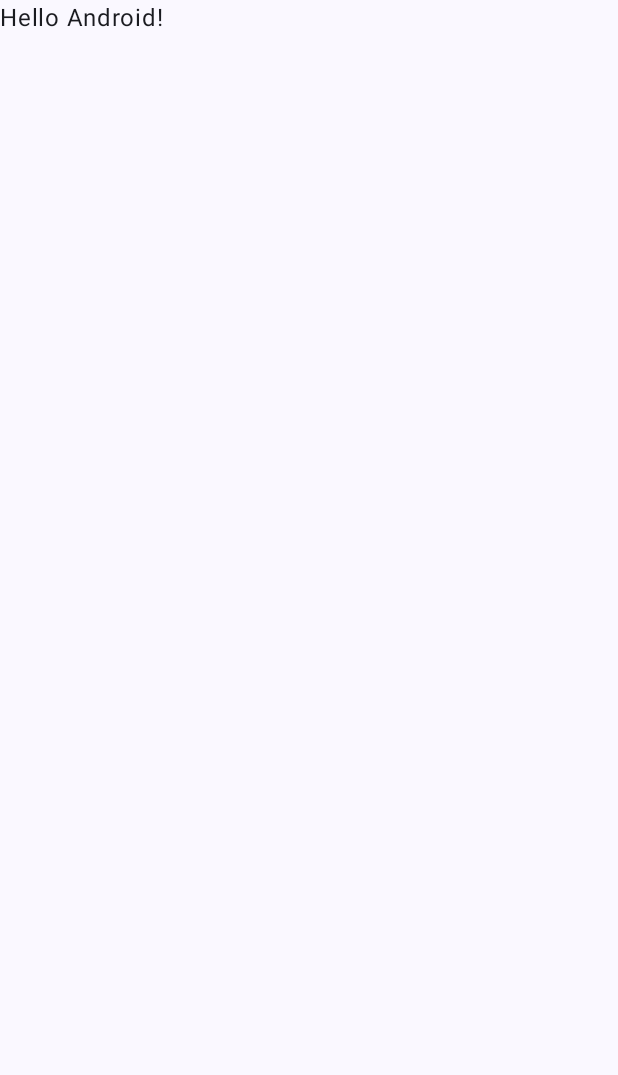
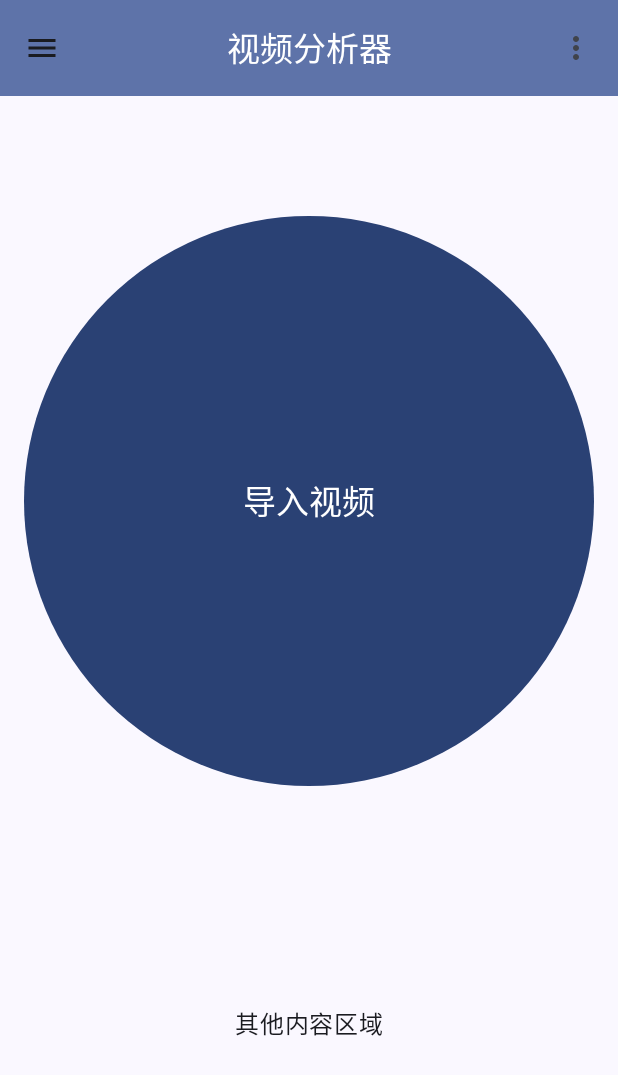
Before and after one commit to MyMioMioMio/VideoAnalyzer, an Android app built with Jetpack Compose: the screen it shows after launch (MainActivity), on a phone screen of 412 x 824 dp. Before the commit the part shown is almost empty. Shown: the top 1075 px of the screen. Run offline under Robolectric (Android 15) with nearby library versions, the phone set to English and light mode, and no system bars.

Commit message:
实现主页面的基本ui和导入视频功能

```diff
--- a/app/build.gradle.kts
+++ b/app/build.gradle.kts
@@ -40,11 +40,13 @@ dependencies {
 
     implementation("androidx.core:core-ktx:1.15.0")
     implementation("androidx.lifecycle:lifecycle-runtime-ktx:2.8.7")
+    implementation("androidx.lifecycle:lifecycle-viewmodel-compose:2.6.2")
     implementation("androidx.activity:activity-compose:1.9.3")
     implementation(platform("androidx.compose:compose-bom:2024.04.01"))
     implementation("androidx.compose.ui:ui")
     implementation("androidx.compose.ui:ui-graphics")
     implementation("androidx.compose.ui:ui-tooling-preview")
+    implementation("androidx.compose.foundation:foundation")
     implementation("androidx.compose.material3:material3")
     testImplementation("junit:junit:4.13.2")
     androidTestImplementation("androidx.test.ext:junit:1.1.5")
--- a/app/src/main/AndroidManifest.xml
+++ b/app/src/main/AndroidManifest.xml
@@ -2,6 +2,7 @@
 <manifest xmlns:android="http://schemas.android.com/apk/res/android"
           xmlns:tools="http://schemas.android.com/tools">
 
+    <uses-permission android:name="android.permission.READ_MEDIA_VIDEO" />
     <application
             android:allowBackup="true"
             android:dataExtractionRules="@xml/data_extraction_rules"
--- a/app/src/main/java/com/example/videoanalyzer/MainActivity.kt
+++ b/app/src/main/java/com/example/videoanalyzer/MainActivity.kt
@@ -1,47 +1,75 @@
 package com.example.videoanalyzer
 
+import android.content.ContentValues.TAG
 import android.os.Bundle
+import android.util.Log
 import androidx.activity.ComponentActivity
+import androidx.activity.compose.rememberLauncherForActivityResult
 import androidx.activity.compose.setContent
 import androidx.activity.enableEdgeToEdge
-import androidx.compose.foundation.layout.fillMaxSize
-import androidx.compose.foundation.layout.padding
-import androidx.compose.material3.Scaffold
-import androidx.compose.material3.Text
-import androidx.compose.runtime.Composable
-import androidx.compose.ui.Modifier
-import androidx.compose.ui.tooling.preview.Preview
+import androidx.activity.result.contract.ActivityResultContracts
+import androidx.lifecycle.viewmodel.compose.viewModel
+import com.example.videoanalyzer.ui.VideoAnalyzerApp
 import com.example.videoanalyzer.ui.theme.VideoAnalyzerTheme
+import com.example.videoanalyzer.ui.viewModel.AnalyzerViewModel
 
+/**
+ * 给盲人使用的视频分析应用
+ */
 class MainActivity : ComponentActivity() {
     override fun onCreate(savedInstanceState: Bundle?) {
         super.onCreate(savedInstanceState)
         enableEdgeToEdge()
         setContent {
             VideoAnalyzerTheme {
-                Scaffold(modifier = Modifier.fillMaxSize()) { innerPadding ->
-                    Greeting(
-                        name = "Android",
-                        modifier = Modifier.padding(innerPadding)
-                    )
-                }
+                val viewModel = viewModel<AnalyzerViewModel>()
+                // 创建一个Launcher 来启动文件选择器
+                val launcher = rememberLauncherForActivityResult(
+                    contract = ActivityResultContracts.OpenDocument(),
+                    onResult = { uri ->
+                        if (uri != null) {
+                            viewModel.updateVideoUri(uri)
+                        }
+                    }
+                )
+                VideoAnalyzerApp(
+                    analyzerViewModel = viewModel,
+                    onImportVideoClick = {
+                        launcher.launch(arrayOf("video/*"))
+                    }
+                )
             }
         }
     }
-}
 
-@Composable
-fun Greeting(name: String, modifier: Modifier = Modifier) {
-    Text(
-        text = "Hello $name!",
-        modifier = modifier
-    )
-}
+    override fun onStart() {
+        super.onStart()
+        Log.d(TAG, "onStart Called")
+    }
 
-@Preview(showBackground = true)
-@Composable
-fun GreetingPreview() {
-    VideoAnalyzerTheme {
-        Greeting("Android")
+    override fun onResume() {
+        super.onResume()
+        Log.d(TAG, "onResume Called")
+    }
+
+    override fun onRestart() {
+        // 可能需要保留一些状态
+        super.onRestart()
+        Log.d(TAG, "onRestart Called")
+    }
+
+    override fun onPause() {
+        super.onPause()
+        Log.d(TAG, "onPause Called")
+    }
+
+    override fun onStop() {
+        super.onStop()
+        Log.d(TAG, "onStop Called")
+    }
+
+    override fun onDestroy() {
+        super.onDestroy()
+        Log.d(TAG, "onDestroy Called")
     }
 }
--- /dev/null
+++ b/app/src/main/java/com/example/videoanalyzer/ui/VideoAnalyzerApp.kt
@@ -0,0 +1,126 @@
+package com.example.videoanalyzer.ui
+
+import android.net.Uri
+import androidx.compose.foundation.layout.*
+import androidx.compose.material.icons.Icons
+import androidx.compose.material.icons.filled.Menu
+import androidx.compose.material.icons.filled.MoreVert
+import androidx.compose.material3.*
+import androidx.compose.runtime.Composable
+import androidx.compose.runtime.collectAsState
+import androidx.compose.runtime.getValue
+import androidx.compose.ui.Alignment
+import androidx.compose.ui.Modifier
+import androidx.compose.ui.input.nestedscroll.nestedScroll
+import androidx.compose.ui.text.style.TextOverflow
+import androidx.compose.ui.unit.dp
+import com.example.videoanalyzer.ui.viewModel.AnalyzerViewModel
+
+@OptIn(ExperimentalMaterial3Api::class)
+@Composable
+fun VideoAnalyzerApp(
+    analyzerViewModel: AnalyzerViewModel,
+    onImportVideoClick: () -> Unit
+) {
+    // 追踪状态
+    val analyzerUiState by analyzerViewModel.uiState.collectAsState()
+    // 滚动行为
+    val scrollBehavior = TopAppBarDefaults.pinnedScrollBehavior(rememberTopAppBarState())
+
+    Scaffold(
+        modifier = Modifier
+            .fillMaxSize()
+            .nestedScroll(scrollBehavior.nestedScrollConnection), // 设置滚动保持
+        topBar = {
+            CenterAlignedTopAppBar(
+                colors = TopAppBarDefaults.centerAlignedTopAppBarColors(
+                    containerColor = MaterialTheme.colorScheme.primaryContainer, // 设置顶部颜色
+                    titleContentColor = MaterialTheme.colorScheme.onPrimaryContainer // 设置标题颜色
+                ),
+                title = {
+                    Text(
+                        text = "视频分析器",
+                        maxLines = 1,
+                        overflow = TextOverflow.Ellipsis
+                    )
+                },
+                navigationIcon = {
+                    IconButton(onClick = {
+                        // 点击 Menu 图标的逻辑
+                    }) {
+                        Icon(
+                            imageVector = Icons.Filled.Menu,
+                            contentDescription = "菜单"
+                        )
+                    }
+                },
+                actions = {
+                    IconButton(onClick = {
+                        // 右侧操作按钮的逻辑
+                    }) {
+                        Icon(
+                            imageVector = Icons.Filled.MoreVert,
+                            contentDescription = "更多选项"
+                        )
+                    }
+                },
+                scrollBehavior = scrollBehavior
+            )
+        },
+        content = { contentPadding ->
+            Surface(
+                modifier = Modifier
+                    .fillMaxSize()
+                    .padding(contentPadding)
+            ) {
+                // 主页面内容
+                VideoAnalyzerMainScreen(
+                    contentPadding = contentPadding,
+                    videoUri = analyzerUiState.videoUri,
+                    onImportVideoClick = onImportVideoClick
+                )
+            }
+        }
+    )
+}
+
+// 主页面
+@Composable
+fun VideoAnalyzerMainScreen(
+    contentPadding: PaddingValues,
+    videoUri: Uri,
+    onImportVideoClick: () -> Unit
+) {
+    Column(
+        modifier = Modifier
+            .fillMaxSize()
+            .padding(contentPadding)
+    ) {
+        // 顶部按钮, 圆形按钮
+        Button(
+            onClick = onImportVideoClick,
+            modifier = Modifier
+                .fillMaxWidth() // 填充整行
+                .aspectRatio(1f) // 设置宽高比为 1:1（正方形）
+                .padding(16.dp), // 添加内边距
+        ) {
+            Text(
+                text = "导入视频",
+                style = MaterialTheme.typography.titleLarge // 设置文字样式
+            )
+        }
+
+        // 其他内容（如果需要）
+        Box(
+            modifier = Modifier
+                .fillMaxSize()
+                .padding(16.dp),
+            contentAlignment = Alignment.Center
+        ) {
+            if (videoUri != Uri.EMPTY) {
+                Text(text = "已导入视频：${videoUri.lastPathSegment}")
+            }
+            Text(text = "其他内容区域")
+        }
+    }
+}
--- /dev/null
+++ b/app/src/main/java/com/example/videoanalyzer/ui/state/AnalyzerUiState.kt
@@ -0,0 +1,9 @@
+package com.example.videoanalyzer.ui.state
+
+import android.net.Uri
+
+// 视频分析器UI状态
+data class AnalyzerUiState(
+    // 视频链接
+    val videoUri: Uri = Uri.EMPTY
+)
--- /dev/null
+++ b/app/src/main/java/com/example/videoanalyzer/ui/viewModel/AnalyzerViewModel.kt
@@ -0,0 +1,26 @@
+package com.example.videoanalyzer.ui.viewModel
+
+import android.net.Uri
+import androidx.lifecycle.ViewModel
+import com.example.videoanalyzer.ui.state.AnalyzerUiState
+import kotlinx.coroutines.flow.MutableStateFlow
+import kotlinx.coroutines.flow.StateFlow
+import kotlinx.coroutines.flow.asStateFlow
+import kotlinx.coroutines.flow.update
+
+class AnalyzerViewModel:  ViewModel() {
+    private val _uiState = MutableStateFlow(AnalyzerUiState())
+    // 提供外部访问的state
+    val uiState: StateFlow<AnalyzerUiState> = _uiState.asStateFlow()
+
+    // 用于外部调用的更新状态方法
+    fun updateVideoUri(
+        videoUri: Uri
+    ) {
+        _uiState.update { currentUpdate ->
+            currentUpdate.copy(
+                videoUri = videoUri
+            )
+        }
+    }
+}
```
Also changed, not shown: 1 other file.
